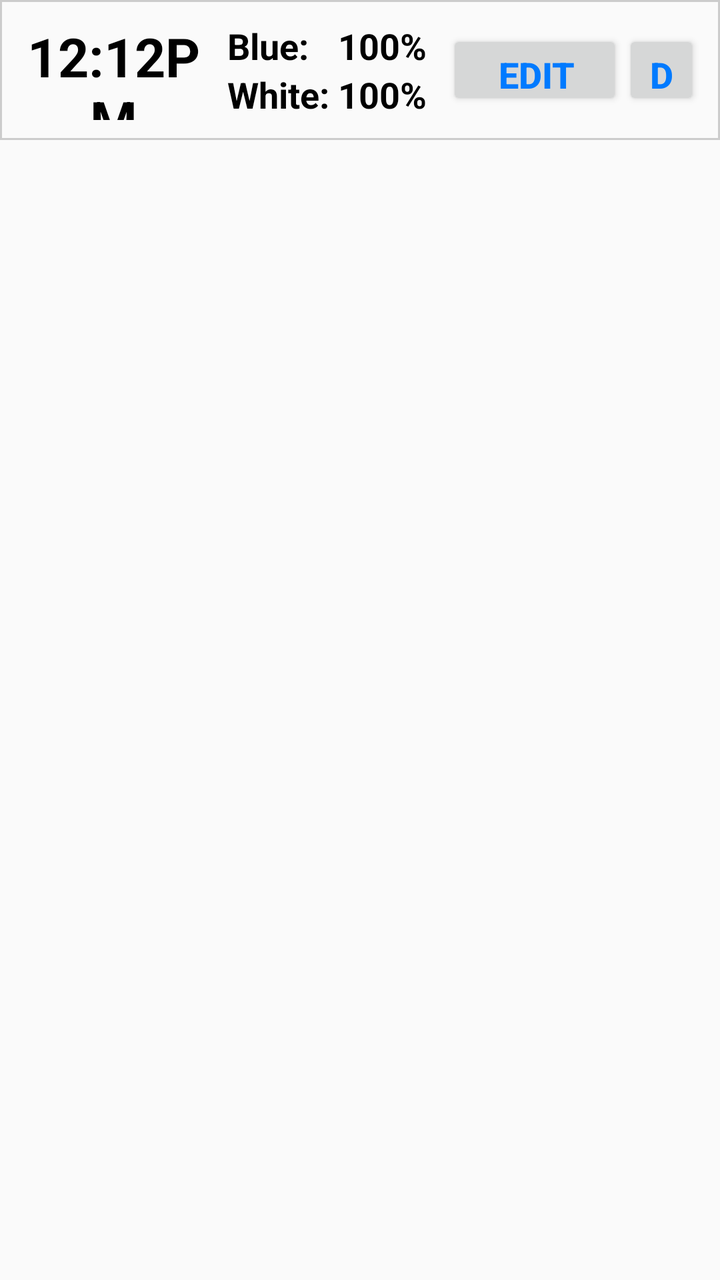
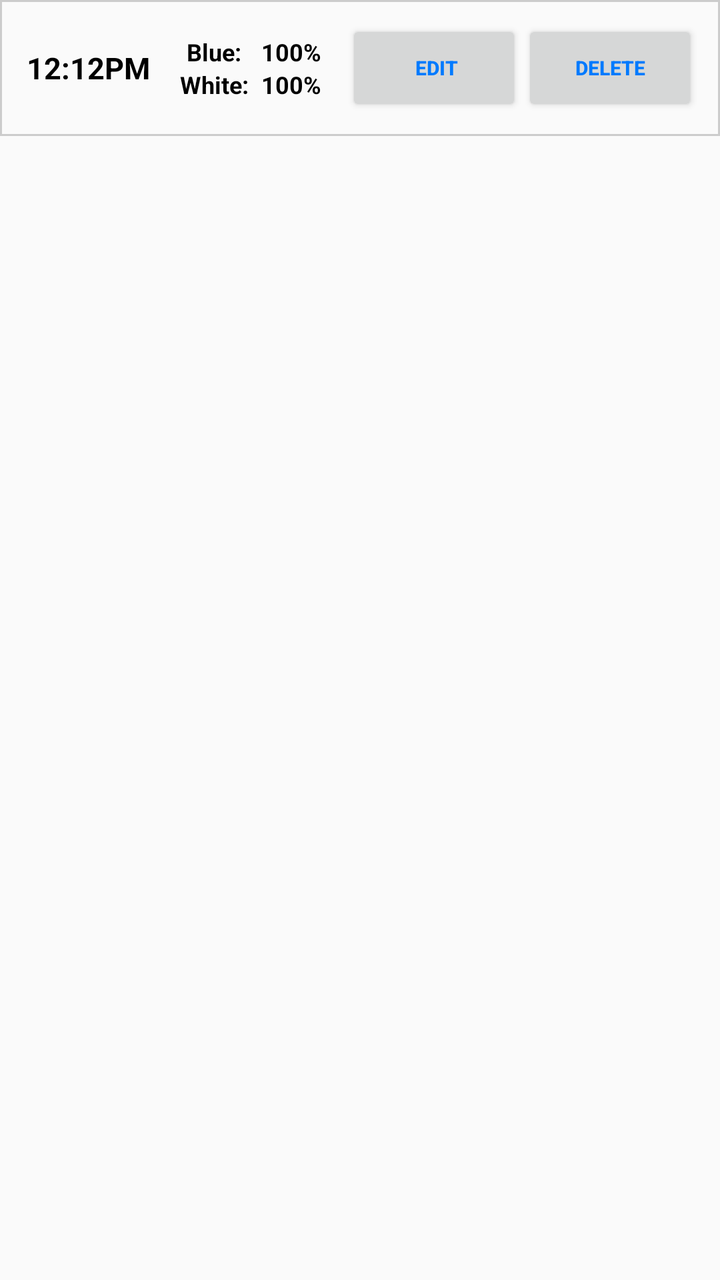

An Android layout rendered at two revisions. The XML below is the earlier revision; the diff shows what the commit changed to produce the second picture.
<!-- AndroidManifest.xml: application theme Theme.AppCompat.Light -->
<!-- res/layout/point_detail.xml -->
<?xml version="1.0" encoding="utf-8"?>
<LinearLayout xmlns:android="http://schemas.android.com/apk/res/android"
    android:layout_width="fill_parent"
    android:layout_height="fill_parent"
    android:orientation="vertical">

    <LinearLayout
        android:layout_width="match_parent"
        android:layout_height="70dp"
        android:orientation="horizontal"
        android:background="@drawable/tableborder">

        <TextView
            android:id="@+id/time"
            android:layout_width="120dp"
            android:layout_height="match_parent"
            android:layout_weight="1"
            android:gravity="center"
            android:paddingRight="10dp"
            android:singleLine="false"
            android:text="12:12PM"
            android:textColor="@color/black"
            android:textSize="27dp"
            android:textStyle="bold" />

        <LinearLayout
            android:id="@+id/text_layout"
            android:layout_width="wrap_content"
            android:layout_height="match_parent"
            android:gravity="center|start"
            android:orientation="vertical">

            <TextView
                android:id="@+id/blue_text"
                android:layout_width="wrap_content"
                android:layout_height="wrap_content"
                android:singleLine="false"
                android:text="Blue: "
                android:textAlignment="center"
                android:textColor="@color/black"
                android:textSize="18dp"
                android:textStyle="bold" />

            <TextView
                android:id="@+id/white_text"
                android:layout_width="wrap_content"
                android:layout_height="wrap_content"
                android:singleLine="false"
                android:text="White: "
                android:textAlignment="center"
                android:textColor="@color/black"
                android:textSize="18dp"
                android:textStyle="bold" />

        </LinearLayout>

        <LinearLayout
            android:id="@+id/value_layout"
            android:layout_width="wrap_content"
            android:layout_height="match_parent"
            android:gravity="center|start"
            android:orientation="vertical"
            android:paddingRight="10dp">

            <TextView
                android:id="@+id/blue_value"
                android:layout_width="wrap_content"
                android:layout_height="wrap_content"
                android:singleLine="false"
                android:text="100%"
                android:textAlignment="textStart"
                android:textColor="@color/black"
                android:textSize="18dp"
                android:textStyle="bold" />

            <TextView
                android:id="@+id/white_value"
                android:layout_width="wrap_content"
                android:layout_height="wrap_content"
                android:singleLine="false"
                android:text="100%"
                android:textAlignment="textStart"
                android:textColor="@color/black"
                android:textSize="18dp"
                android:textStyle="bold" />

        </LinearLayout>

        <LinearLayout
            android:layout_width="wrap_content"
            android:layout_height="match_parent"
            android:layout_weight="3"
            android:gravity="center|end"
            android:orientation="horizontal">

            <Button
                android:id="@+id/edit"
                android:layout_width="wrap_content"
                android:layout_height="40dp"
                android:paddingRight="10dp"
                android:text="Edit"
                android:textAlignment="center"
                android:textColor="@color/btn_color_connected"
                android:textSize="18sp"
                android:textStyle="bold" />

            <Button
                android:id="@+id/delete"
                android:layout_width="wrap_content"
                android:layout_height="40dp"
                android:text="Delete"
                android:textAlignment="center"
                android:textColor="@color/btn_color_connected"
                android:textSize="18sp"
                android:textStyle="bold" />
        </LinearLayout>


    </LinearLayout>



</LinearLayout>
<!-- resources referenced by this layout -->
<resources>
  <color name="black">#FF000000</color>
  <color name="btn_color_connected">#007AFF</color>
  <!-- drawable tableborder (drawable-hdpi) -->
  <?xml version="1.0" encoding="UTF-8"?>
  <shape xmlns:android="http://schemas.android.com/apk/res/android" android:shape="rectangle">
      <padding android:left="10dp" android:right="10dp" android:top="10dp" android:bottom="10dp"/>
      <stroke android:width="1dp" android:color="#CCCCCC"/>
  </shape>
</resources>

<!-- the commit's change to res/layout/point_detail.xml (unified diff, before → after) -->
@@ -6,28 +6,37 @@
 
     <LinearLayout
         android:layout_width="match_parent"
-        android:layout_height="70dp"
-        android:orientation="horizontal"
-        android:background="@drawable/tableborder">
+        android:layout_height="wrap_content"
+        android:background="@drawable/tableborder"
+        android:orientation="horizontal">
 
-        <TextView
-            android:id="@+id/time"
-            android:layout_width="120dp"
+        <LinearLayout
+            android:id="@+id/time_layout_1"
+            android:layout_width="wrap_content"
             android:layout_height="match_parent"
-            android:layout_weight="1"
-            android:gravity="center"
-            android:paddingRight="10dp"
-            android:singleLine="false"
-            android:text="12:12PM"
-            android:textColor="@color/black"
-            android:textSize="27dp"
-            android:textStyle="bold" />
+            android:layout_weight="2"
+            android:gravity="top|center"
+            android:orientation="horizontal">
+
+            <TextView
+                android:id="@+id/time"
+                android:layout_width="wrap_content"
+                android:layout_height="match_parent"
+                android:gravity="center"
+                android:paddingRight="10dp"
+                android:singleLine="false"
+                android:text="12:12PM"
+                android:textColor="@color/black"
+                android:textSize="15sp"
+                android:textStyle="bold" />
+        </LinearLayout>
 
         <LinearLayout
             android:id="@+id/text_layout"
             android:layout_width="wrap_content"
             android:layout_height="match_parent"
-            android:gravity="center|start"
+            android:layout_weight="1"
+            android:gravity="center"
             android:orientation="vertical">
 
             <TextView
@@ -38,7 +47,7 @@
                 android:text="Blue: "
                 android:textAlignment="center"
                 android:textColor="@color/black"
-                android:textSize="18dp"
+                android:textSize="12sp"
                 android:textStyle="bold" />
 
             <TextView
@@ -49,7 +58,7 @@
                 android:text="White: "
                 android:textAlignment="center"
                 android:textColor="@color/black"
-                android:textSize="18dp"
+                android:textSize="12sp"
                 android:textStyle="bold" />
 
         </LinearLayout>
@@ -58,7 +67,8 @@
             android:id="@+id/value_layout"
             android:layout_width="wrap_content"
             android:layout_height="match_parent"
-            android:gravity="center|start"
+            android:layout_weight="1"
+            android:gravity="center"
             android:orientation="vertical"
             android:paddingRight="10dp">
 
@@ -70,7 +80,7 @@
                 android:text="100%"
                 android:textAlignment="textStart"
                 android:textColor="@color/black"
-                android:textSize="18dp"
+                android:textSize="12sp"
                 android:textStyle="bold" />
 
             <TextView
@@ -81,7 +91,7 @@
                 android:text="100%"
                 android:textAlignment="textStart"
                 android:textColor="@color/black"
-                android:textSize="18dp"
+                android:textSize="12sp"
                 android:textStyle="bold" />
 
         </LinearLayout>
@@ -89,29 +99,30 @@
         <LinearLayout
             android:layout_width="wrap_content"
             android:layout_height="match_parent"
-            android:layout_weight="3"
-            android:gravity="center|end"
+            android:layout_marginEnd="0dp"
+            android:layout_weight="0.5"
+            android:gravity="center"
             android:orientation="horizontal">
 
             <Button
                 android:id="@+id/edit"
                 android:layout_width="wrap_content"
-                android:layout_height="40dp"
+                android:layout_height="wrap_content"
                 android:paddingRight="10dp"
                 android:text="Edit"
                 android:textAlignment="center"
                 android:textColor="@color/btn_color_connected"
-                android:textSize="18sp"
+                android:textSize="10sp"
                 android:textStyle="bold" />
 
             <Button
                 android:id="@+id/delete"
                 android:layout_width="wrap_content"
-                android:layout_height="40dp"
+                android:layout_height="wrap_content"
                 android:text="Delete"
                 android:textAlignment="center"
                 android:textColor="@color/btn_color_connected"
-                android:textSize="18sp"
+                android:textSize="10sp"
                 android:textStyle="bold" />
         </LinearLayout>
 
